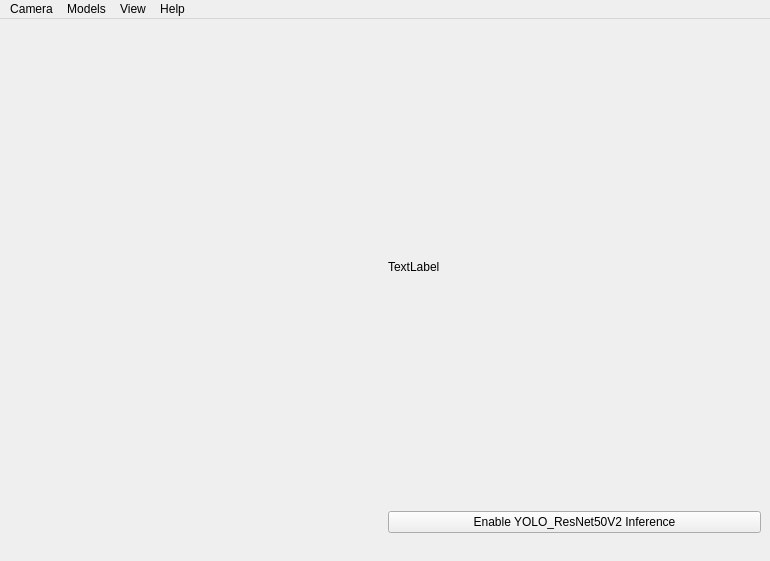
This is main.ui in Bideiro/Traffic_Sign_Detection as Qt 5 draws it before an edit. The edited form follows.
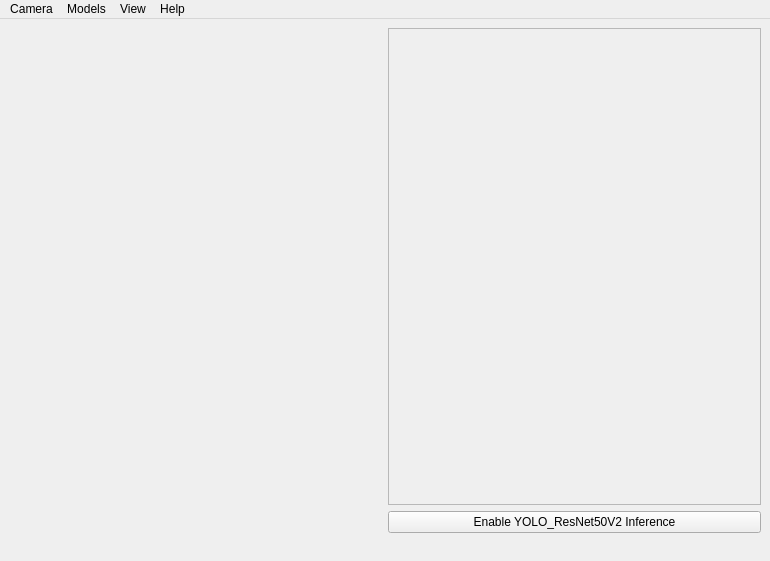
This is the edited form.

Patch:
```diff
--- a/main.ui
+++ b/main.ui
@@ -29,10 +29,26 @@
     <item>
      <layout class="QVBoxLayout" name="verticalLayout_2">
       <item>
-       <widget class="QLabel" name="label">
-        <property name="text">
-         <string>TextLabel</string>
+       <widget class="QScrollArea" name="scrollArea">
+        <property name="sizePolicy">
+         <sizepolicy hsizetype="Preferred" vsizetype="Expanding">
+          <horstretch>0</horstretch>
+          <verstretch>0</verstretch>
+         </sizepolicy>
         </property>
+        <property name="widgetResizable">
+         <bool>true</bool>
+        </property>
+        <widget class="QWidget" name="scrollAreaWidgetContents">
+         <property name="geometry">
+          <rect>
+           <x>0</x>
+           <y>0</y>
+           <width>369</width>
+           <height>466</height>
+          </rect>
+         </property>
+        </widget>
        </widget>
       </item>
       <item>
```
